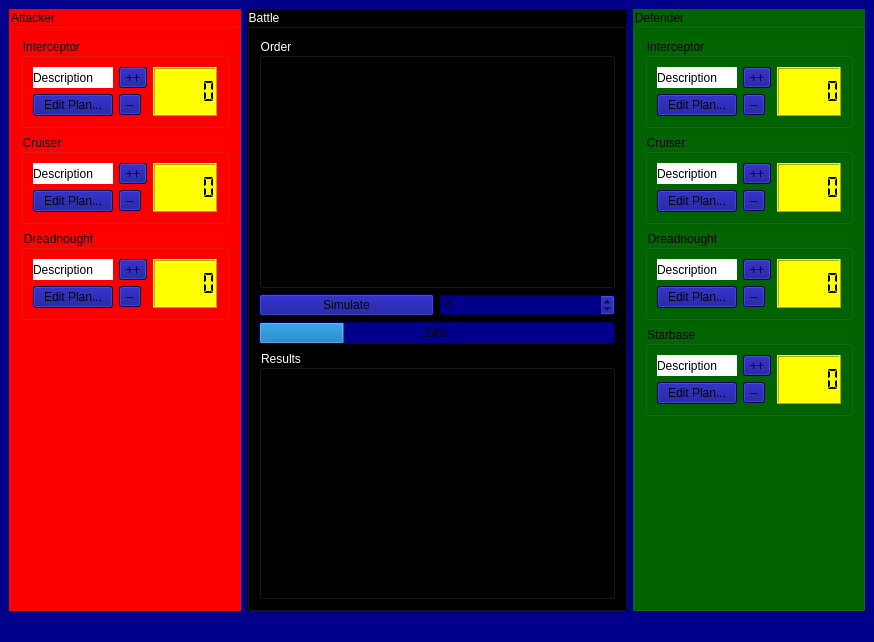
Before: the Qt Designer form EclipseSimulator/EclipseSimulatorMainWindow.ui in danielcwhite/eclipse-simulator, drawn with Qt 5.
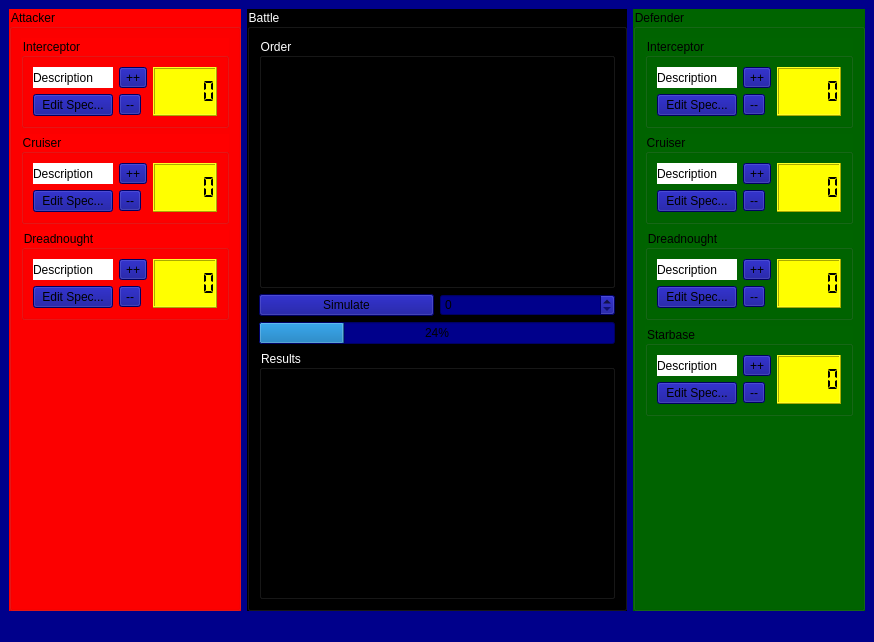
After: the same form once the commit is applied.

Commit message: Spec slots

What changed in the file:
```diff
--- a/EclipseSimulator/EclipseSimulatorMainWindow.ui
+++ b/EclipseSimulator/EclipseSimulatorMainWindow.ui
@@ -63,7 +63,7 @@
             <item row="1" column="0">
              <widget class="QPushButton" name="attackerInterceptorEditPushButton_">
               <property name="text">
-               <string>Edit Plan...</string>
+               <string>Edit Spec...</string>
               </property>
              </widget>
             </item>
@@ -120,7 +120,7 @@
             <item row="1" column="0">
              <widget class="QPushButton" name="attackerCruiserEditPushButton_">
               <property name="text">
-               <string>Edit Plan...</string>
+               <string>Edit Spec...</string>
               </property>
              </widget>
             </item>
@@ -161,7 +161,7 @@
             <item row="1" column="0">
              <widget class="QPushButton" name="attackerDreadnoughtEditPushButton_">
               <property name="text">
-               <string>Edit Plan...</string>
+               <string>Edit Spec...</string>
               </property>
              </widget>
             </item>
@@ -318,7 +318,7 @@
             <item row="1" column="0">
              <widget class="QPushButton" name="defenderInterceptorEditPushButton_">
               <property name="text">
-               <string>Edit Plan...</string>
+               <string>Edit Spec...</string>
               </property>
              </widget>
             </item>
@@ -366,7 +366,7 @@
             <item row="1" column="0">
              <widget class="QPushButton" name="defenderCruiserEditPushButton_">
               <property name="text">
-               <string>Edit Plan...</string>
+               <string>Edit Spec...</string>
               </property>
              </widget>
             </item>
@@ -414,7 +414,7 @@
             <item row="1" column="0">
              <widget class="QPushButton" name="defenderDreadnoughtEditPushButton_">
               <property name="text">
-               <string>Edit Plan...</string>
+               <string>Edit Spec...</string>
               </property>
              </widget>
             </item>
@@ -462,7 +462,7 @@
             <item row="1" column="0">
              <widget class="QPushButton" name="defenderStarbaseEditPushButton_">
               <property name="text">
-               <string>Edit Plan...</string>
+               <string>Edit Spec...</string>
               </property>
              </widget>
             </item>
```
The commit also changes 4 other files.
